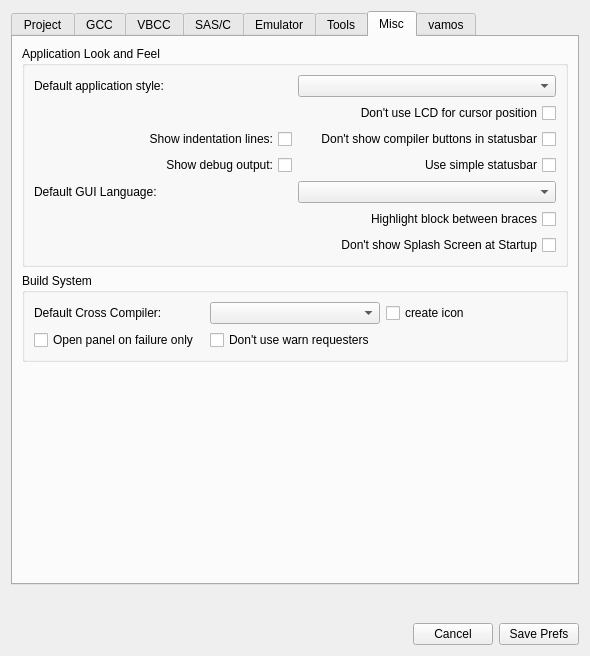
This is prefsdialog.ui in mbergmann-sh/AmigaED4-IDE as Qt 5 draws it before an edit. The edited form follows.
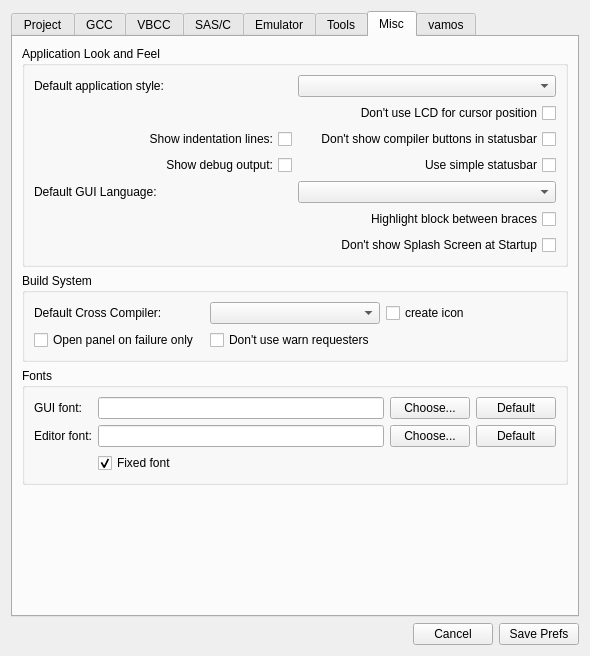
This is the edited form. The open tabs and pages were chosen to show the change. Icons and pictures are not drawn.

Commit message: rev.160: compiler "SAS/C (vamos)", SAS/C as default compiler, I18n fixes

Patch:
```diff
--- a/prefsdialog.ui
+++ b/prefsdialog.ui
@@ -1863,6 +1863,102 @@
         </widget>
        </item>
        <item row="2" column="0">
+        <widget class="QGroupBox" name="groupBox_Fonts">
+         <property name="title">
+          <string>Fonts</string>
+         </property>
+         <layout class="QGridLayout" name="gridLayout_Fonts">
+          <item row="0" column="0">
+           <widget class="QLabel" name="label_guiFont">
+            <property name="text">
+             <string>GUI font:</string>
+            </property>
+            <property name="buddy">
+             <cstring>lineEdit_guiFont</cstring>
+            </property>
+           </widget>
+          </item>
+          <item row="0" column="1">
+           <widget class="QLineEdit" name="lineEdit_guiFont">
+            <property name="readOnly">
+             <bool>true</bool>
+            </property>
+            <property name="toolTip">
+             <string>Font for menus, dialogs, the project tree and the compiler output. Empty: the system default.</string>
+            </property>
+           </widget>
+          </item>
+          <item row="0" column="2">
+           <widget class="QPushButton" name="btn_guiFontChoose">
+            <property name="text">
+             <string>Choose...</string>
+            </property>
+           </widget>
+          </item>
+          <item row="0" column="3">
+           <widget class="QPushButton" name="btn_guiFontDefault">
+            <property name="toolTip">
+             <string>Back to AmigaED's default font</string>
+            </property>
+            <property name="text">
+             <string>Default</string>
+            </property>
+           </widget>
+          </item>
+          <item row="1" column="0">
+           <widget class="QLabel" name="label_editorFont">
+            <property name="text">
+             <string>Editor font:</string>
+            </property>
+            <property name="buddy">
+             <cstring>lineEdit_editorFont</cstring>
+            </property>
+           </widget>
+          </item>
+          <item row="1" column="1">
+           <widget class="QLineEdit" name="lineEdit_editorFont">
+            <property name="readOnly">
+             <bool>true</bool>
+            </property>
+            <property name="toolTip">
+             <string>Font for the source editor (all tabs and syntax styles). Empty: AmigaED&apos;s built-in monospaced default.</string>
+            </property>
+           </widget>
+          </item>
+          <item row="1" column="2">
+           <widget class="QPushButton" name="btn_editorFontChoose">
+            <property name="text">
+             <string>Choose...</string>
+            </property>
+           </widget>
+          </item>
+          <item row="1" column="3">
+           <widget class="QPushButton" name="btn_editorFontDefault">
+            <property name="toolTip">
+             <string>Back to AmigaED's default font</string>
+            </property>
+            <property name="text">
+             <string>Default</string>
+            </property>
+           </widget>
+          </item>
+          <item row="2" column="1">
+           <widget class="QCheckBox" name="checkBox_editorFixedFont">
+            <property name="toolTip">
+             <string>Only offer fonts with a fixed character width (monospaced) in the editor font requester</string>
+            </property>
+            <property name="text">
+             <string>Fixed font</string>
+            </property>
+            <property name="checked">
+             <bool>true</bool>
+            </property>
+           </widget>
+          </item>
+         </layout>
+        </widget>
+       </item>
+       <item row="3" column="0">
         <spacer name="verticalSpacer_6">
          <property name="orientation">
           <enum>Qt::Orientation::Vertical</enum>
```
The commit also changes 16 other files.
